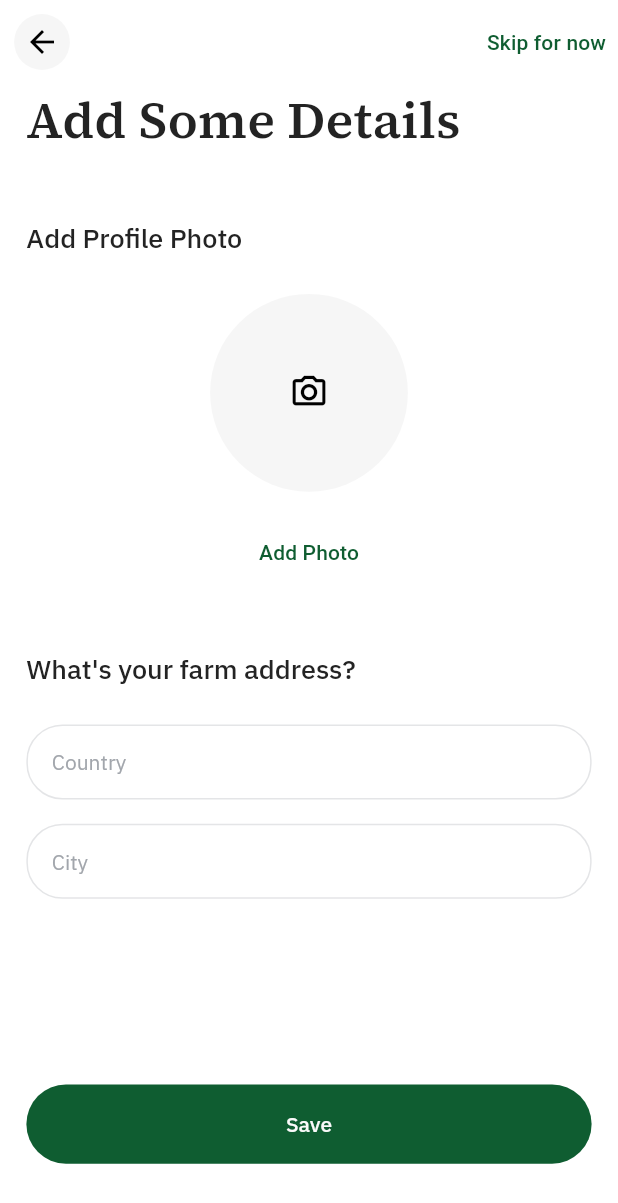
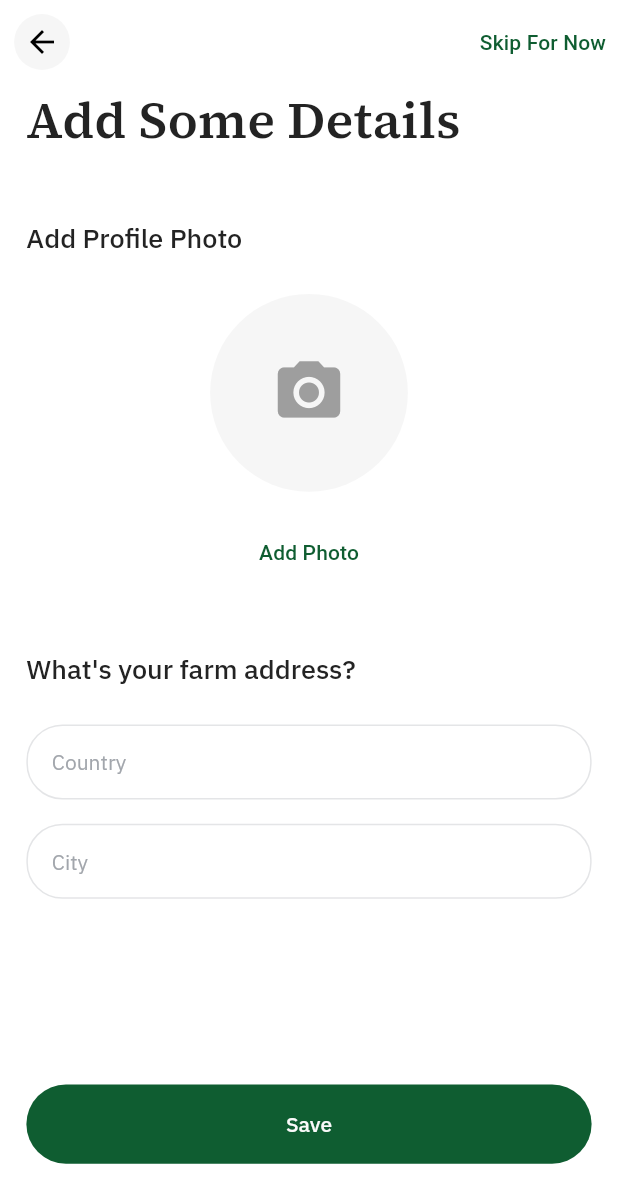
Before and after one commit to SARRaza/Sulala-Upgraded, a Flutter app: the AddSomeDetailsPage screen opened directly, on a phone screen of 412 x 824 dp. Shown: the top 1203 px of the screen. Run offline on Flutter 3.47's test engine with Material 3 defaults, Android fonts, the phone set to English and light mode, and no system bars; our stand-ins replace badges, dotted_border, file_picker, flutter_riverpod, google_fonts, image_picker and 4 more; missing offline and left inert: nuts_activity_indicator.

```diff
--- a/lib/main.dart
+++ b/lib/main.dart
@@ -1,7 +1,8 @@
 import 'package:flutter/material.dart';
 import 'package:sulala_upgrade/src/data/globals.dart' as globals;
 import 'package:flutter_riverpod/flutter_riverpod.dart';
-import 'package:sulala_upgrade/src/widgets/pages/main_widgets/navigation_bar_guest_mode.dart';
+
+import 'src/screens/account_set_up/add_personal_information.dart';
 import 'src/screens/reg_mode/notifications_list.dart';
 import 'src/screens/reg_mode/reg_home_page.dart';
 import 'src/screens/sign_up/create_password.dart';
@@ -29,7 +30,7 @@ class MyApp extends StatelessWidget {
       ),
       title: 'Sulala App',
       routes: {
-        '/': (context) => const NavigationBarGuestMode(),
+        '/': (context) => const AddPersonalInfoPage(),
         '/create_password': (context) => const CreatePassword(),
         '/reg_home_page': (context) => const HomeScreenRegMode(),
         '/notifications': (context) => NotificationList(),
--- a/lib/src/data/riverpod_globals.dart
+++ b/lib/src/data/riverpod_globals.dart
@@ -1,3 +1,5 @@
+import 'dart:io';
+
 import 'package:flutter_riverpod/flutter_riverpod.dart';
 
 // Join Now Global Variables
@@ -22,3 +24,12 @@ final passwrodConfirmProvider = StateProvider<String>((ref) => '');
 
 final firstNameProvider = StateProvider<String>((ref) => '');
 final lastNameProvider = StateProvider<String>((ref) => '');
+
+// Add Some Details Global Variables
+final cityProvider = StateProvider<String>((ref) => '');
+final countryProvider = StateProvider<String>((ref) => '');
+final proflePictureProvider = StateProvider<File?>((ref) => null);
+
+// Privacy & Security Global Variables
+final emailAddressVisibilityProvider = StateProvider<bool>((ref) => false);
+final phoneNumberVisibilityProvider = StateProvider<bool>((ref) => false);
--- a/lib/src/screens/account_set_up/add_some_details.dart
+++ b/lib/src/screens/account_set_up/add_some_details.dart
@@ -1,5 +1,8 @@
 import 'package:flutter/material.dart';
+import 'package:flutter_riverpod/flutter_riverpod.dart';
 import 'package:image_picker/image_picker.dart';
+
+import '../../data/riverpod_globals.dart';
 import '../../theme/colors/colors.dart';
 
 import 'dart:io';
@@ -10,21 +13,20 @@ import '../../widgets/controls_and_buttons/buttons/primary_button.dart';
 import '../../widgets/controls_and_buttons/text_buttons/primary_textbutton.dart';
 import '../../widgets/inputs/draw_ups/draw_up_widget.dart';
 import '../../widgets/inputs/text_fields/primary_text_field.dart';
+import '../../widgets/pages/main_widgets/navigation_bar_reg_mode.dart';
 
-class AddSomeDetailsPage extends StatefulWidget {
+class AddSomeDetailsPage extends ConsumerStatefulWidget {
   const AddSomeDetailsPage({super.key});
 
   @override
-  State<AddSomeDetailsPage> createState() => _AddSomeDetailsPageState();
+  ConsumerState<AddSomeDetailsPage> createState() => _AddSomeDetailsPageState();
 }
 
-class _AddSomeDetailsPageState extends State<AddSomeDetailsPage> {
-  TextEditingController country = TextEditingController();
-  TextEditingController city = TextEditingController();
-  String? countryName;
-  String? cityName;
+class _AddSomeDetailsPageState extends ConsumerState<AddSomeDetailsPage> {
+  TextEditingController countrycontroller = TextEditingController();
+  TextEditingController citycontroller = TextEditingController();
+
   final ImagePicker _picker = ImagePicker();
-  File? _selectedImage;
 
 // PrimaryButtonStatus buttonStatus = PrimaryButtonStatus.idle;
 
@@ -57,9 +59,10 @@ class _AddSomeDetailsPageState extends State<AddSomeDetailsPage> {
                     final pickedImage =
                         await _picker.pickImage(source: ImageSource.gallery);
                     if (pickedImage != null) {
-                      setState(() {
-                        _selectedImage = File(pickedImage.path);
-                      });
+                      ref
+                          .read(proflePictureProvider.notifier)
+                          .update((state) => File(pickedImage.path));
+                      setState(() {});
                     }
                   },
                 ),
@@ -79,9 +82,10 @@ class _AddSomeDetailsPageState extends State<AddSomeDetailsPage> {
                     final pickedImage =
                         await _picker.pickImage(source: ImageSource.camera);
                     if (pickedImage != null) {
-                      setState(() {
-                        _selectedImage = File(pickedImage.path);
-                      });
+                      ref
+                          .read(proflePictureProvider.notifier)
+                          .update((state) => File(pickedImage.path));
+                      setState(() {});
                     }
                   },
                 ),
@@ -115,6 +119,7 @@ class _AddSomeDetailsPageState extends State<AddSomeDetailsPage> {
 
   @override
   Widget build(BuildContext context) {
+    final profilePicture = ref.watch(proflePictureProvider);
     return SafeArea(
       child: Scaffold(
         appBar: AppBar(
@@ -144,7 +149,7 @@ class _AddSomeDetailsPageState extends State<AddSomeDetailsPage> {
               padding: const EdgeInsets.only(right: 8),
               child: PrimaryTextButton(
                 status: TextStatus.idle,
-                text: "Skip for now",
+                text: 'Skip For Now',
                 onPressed: () => Navigator.pop(context),
               ),
             )
@@ -169,16 +174,16 @@ class _AddSomeDetailsPageState extends State<AddSomeDetailsPage> {
                 Center(
                   child: GestureDetector(
                     child: CircleAvatar(
-                      radius: globals.widthMediaQuery * 60,
+                      radius: MediaQuery.of(context).size.width * 0.16,
                       backgroundColor: AppColors.grayscale10,
-                      backgroundImage: _selectedImage != null
-                          ? FileImage(_selectedImage!)
+                      backgroundImage: profilePicture != null
+                          ? FileImage(profilePicture)
                           : null,
-                      child: _selectedImage == null
-                          ? Icon(
-                              Icons.camera_alt_outlined,
-                              size: globals.widthMediaQuery * 24,
-                              color: Colors.black,
+                      child: profilePicture == null
+                          ? const Icon(
+                              Icons.camera_alt,
+                              size: 50,
+                              color: Colors.grey,
                             )
                           : null,
                     ),
@@ -201,22 +206,18 @@ class _AddSomeDetailsPageState extends State<AddSomeDetailsPage> {
                 ),
                 SizedBox(height: globals.heightMediaQuery * 24),
                 PrimaryTextField(
-                  controller: country,
+                  controller: countrycontroller,
                   hintText: 'Country',
                   onChanged: (value) {
-                    setState(() {
-                      countryName = value;
-                    });
+                    ref.read(countryProvider.notifier).update((state) => value);
                   },
                 ),
                 SizedBox(height: globals.heightMediaQuery * 16),
                 PrimaryTextField(
-                  controller: country,
+                  controller: citycontroller,
                   hintText: 'City',
                   onChanged: (value) {
-                    setState(() {
-                      cityName = value;
-                    });
+                    ref.read(cityProvider.notifier).update((state) => value);
                   },
                 ),
                 SizedBox(height: globals.heightMediaQuery * 122),
@@ -225,7 +226,11 @@ class _AddSomeDetailsPageState extends State<AddSomeDetailsPage> {
                   height: globals.heightMediaQuery * 52,
                   child: PrimaryButton(
                     onPressed: () {
-                      Navigator.pushNamed(context, '/');
+                      Navigator.push(
+                        context,
+                        MaterialPageRoute(
+                            builder: (context) => const NavigationBarRegMode()),
+                      );
                     },
                     text: 'Save',
                   ),
```
Also changed, not shown: lib/src/screens/profile/privacy_security.dart (+31 -19 lines), lib/src/screens/profile/profile_page.dart (+37 -10 lines).
